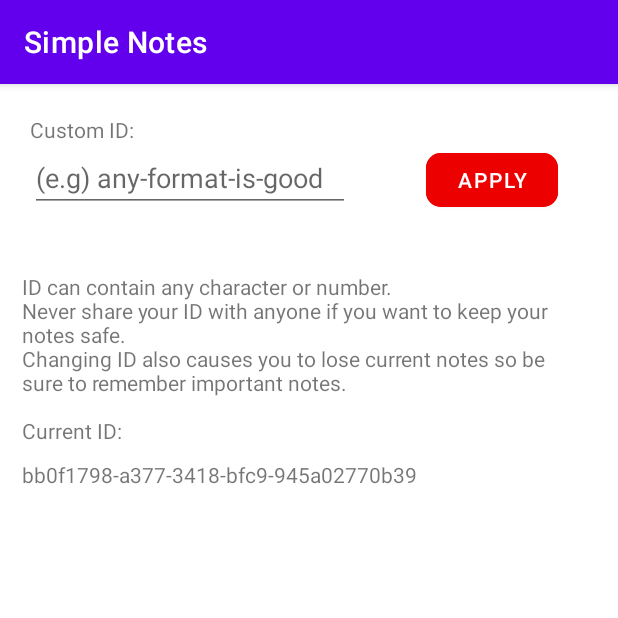
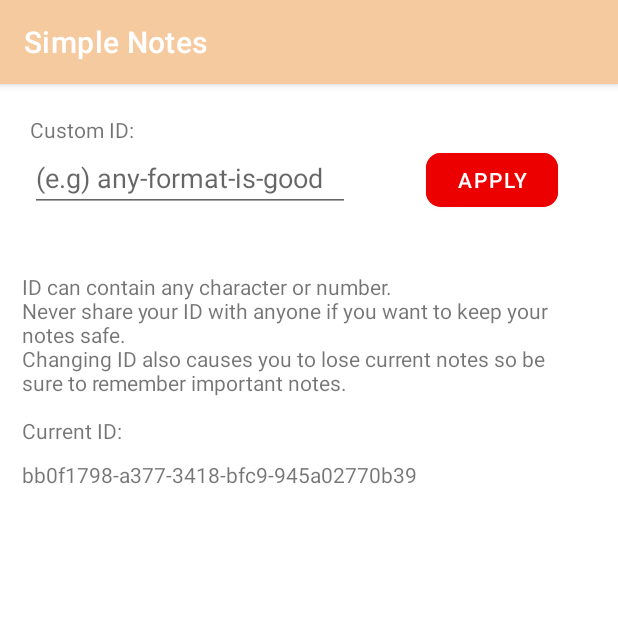
Before and after one commit to fury565/SimpleNotes, an Android app: the screen it shows after launch (MainActivity), after a tap on an icon or button, on a phone screen of 412 x 824 dp, the top half of it. Run offline under Robolectric (Android 15) with nearby library versions, the phone set to English and light mode, and no system bars; our stand-ins replace Firebase (no records; nobody signed in at launch, a user with empty details on screens opened directly).

Commit message:
DarkMode update
added darkmode variant of app, removed redundant files

```diff
--- a/SimpleNotes/app/src/main/java/com/example/grocerylist/MainActivity.kt
+++ b/SimpleNotes/app/src/main/java/com/example/grocerylist/MainActivity.kt
@@ -3,6 +3,9 @@ package com.example.grocerylist
 import android.content.ContentValues.TAG
 import android.content.Context
 import android.content.SharedPreferences
+import android.content.res.Configuration
+import android.graphics.Color
+import android.graphics.drawable.ColorDrawable
 import androidx.appcompat.app.AppCompatActivity
 import android.os.Bundle
 import android.preference.PreferenceManager
@@ -28,7 +31,14 @@ class MainActivity : AppCompatActivity() {
             with(sharedPref.edit()){
                 putString("ID",UUID.randomUUID().toString())
             }.apply()
+
         sharedPref.getString("ID","nema")?.let { Log.d(TAG, it) }
+
+        val mode=applicationContext.resources.configuration.uiMode.and(Configuration.UI_MODE_NIGHT_MASK)
+        when(mode){
+            Configuration.UI_MODE_NIGHT_YES->{supportActionBar!!.setBackgroundDrawable(ColorDrawable(Color.parseColor("#b37700")))}
+            Configuration.UI_MODE_NIGHT_NO->{supportActionBar!!.setBackgroundDrawable(ColorDrawable(Color.parseColor("#F6CA9F")))}
+        }
     }
 
     override fun onBackPressed() {
--- a/SimpleNotes/app/src/main/java/com/example/grocerylist/Notes.kt
+++ b/SimpleNotes/app/src/main/java/com/example/grocerylist/Notes.kt
@@ -33,7 +33,7 @@ class Notes : Fragment() {
         val sharedPref = activity?.getPreferences(Context.MODE_PRIVATE)
         val db = Firebase.firestore
         sharedPref?.getString("ID","null")?.let {
-            db.collection("User").document(it).collection("Note")
+            db.collection("User").document(it).collection("Note").orderBy("Title")
                 .addSnapshotListener { value, error ->
                     if(error == null) {
                         val values: MutableList<Note> =
--- a/SimpleNotes/app/src/main/res/layout/fragment_note_editor.xml
+++ b/SimpleNotes/app/src/main/res/layout/fragment_note_editor.xml
@@ -27,6 +27,8 @@
             android:id="@+id/Done_button"
             android:layout_width="wrap_content"
             android:layout_height="wrap_content"
+            android:layout_marginEnd="5dp"
+            android:backgroundTint="@color/darkskin"
             android:text="@string/done"
             app:layout_constraintBottom_toBottomOf="parent"
             app:layout_constraintEnd_toEndOf="parent" />
@@ -35,6 +37,7 @@
             android:id="@+id/Cancel_button"
             android:layout_width="wrap_content"
             android:layout_height="wrap_content"
+            android:layout_marginStart="5dp"
             android:text="@string/cancel"
             app:layout_constraintBottom_toBottomOf="parent"
             app:layout_constraintStart_toStartOf="parent" />
--- a/SimpleNotes/app/src/main/res/layout/note_holder.xml
+++ b/SimpleNotes/app/src/main/res/layout/note_holder.xml
@@ -4,7 +4,7 @@
     xmlns:tools="http://schemas.android.com/tools"
     android:layout_width="match_parent"
     android:layout_height="wrap_content"
-    android:layout_marginBottom="10dp"
+    android:layout_marginTop="10dp"
     android:background="@drawable/layout_rounded"
     android:backgroundTint="#FAF3B8">
 
--- /dev/null
+++ b/SimpleNotes/app/src/main/res/menu-v26/notes.xml
@@ -0,0 +1,16 @@
+<?xml version="1.0" encoding="utf-8"?>
+<menu xmlns:android="http://schemas.android.com/apk/res/android"
+    xmlns:app="http://schemas.android.com/apk/res-auto">
+    <item
+        android:id="@+id/add"
+        android:icon="@drawable/ic_addhd"
+        android:title=""
+        android:iconTint="?android:textColorPrimary"
+        app:showAsAction="always" />
+    <item
+        android:id="@+id/settings"
+        android:icon="@android:drawable/ic_menu_info_details"
+        android:title=""
+        app:showAsAction="always" />
+
+</menu>
--- a/SimpleNotes/app/src/main/res/values-night/themes.xml
+++ b/SimpleNotes/app/src/main/res/values-night/themes.xml
@@ -6,11 +6,11 @@
         <item name="colorPrimaryVariant">@color/purple_700</item>
         <item name="colorOnPrimary">@color/black</item>
         <!-- Secondary brand color. -->
-        <item name="colorSecondary">@color/teal_200</item>
+        <item name="colorSecondary">@color/darkskin</item>
         <item name="colorSecondaryVariant">@color/teal_200</item>
         <item name="colorOnSecondary">@color/black</item>
         <!-- Status bar color. -->
-        <item name="android:statusBarColor" tools:targetApi="l">?attr/colorPrimaryVariant</item>
+        <item name="android:statusBarColor" tools:targetApi="l">?attr/colorSecondary</item>
         <!-- Customize your theme here. -->
     </style>
 </resources>
--- a/SimpleNotes/app/src/main/res/values/colors.xml
+++ b/SimpleNotes/app/src/main/res/values/colors.xml
@@ -9,4 +9,7 @@
     <color name="white">#FFFFFFFF</color>
     <color name="transparent">#00000000</color>
     <color name="red">#FFFF0000</color>
+    <color name="skin">#FFF6CA9F</color>
+    <color name="darkskin">#FFb37700</color>
+
 </resources>
--- a/SimpleNotes/app/src/main/res/values/themes.xml
+++ b/SimpleNotes/app/src/main/res/values/themes.xml
@@ -6,11 +6,12 @@
         <item name="colorPrimaryVariant">@color/purple_700</item>
         <item name="colorOnPrimary">@color/white</item>
         <!-- Secondary brand color. -->
-        <item name="colorSecondary">@color/teal_200</item>
+        <item name="colorSecondary">@color/skin</item>
         <item name="colorSecondaryVariant">@color/teal_700</item>
         <item name="colorOnSecondary">@color/black</item>
         <!-- Status bar color. -->
-        <item name="android:statusBarColor" tools:targetApi="l">?attr/colorPrimaryVariant</item>
+        <item name="android:statusBarColor" tools:targetApi="l">?attr/colorSecondary</item>
         <!-- Customize your theme here. -->
+        <item name="android:actionBarTheme">@color/white</item>
     </style>
 </resources>
```
Also changed, not shown: SimpleNotes/app/src/main/java/com/example/grocerylist/ItemFinder.kt (deleted, +0 -18 lines), SimpleNotes/app/src/main/java/com/example/grocerylist/NoteEditor.kt (+10 -12 lines), SimpleNotes/app/src/main/res/layout/fragment_item_finder.xml (deleted, +0 -48 lines), SimpleNotes/app/src/main/res/layout/item_holder.xml (deleted, +0 -36 lines).
